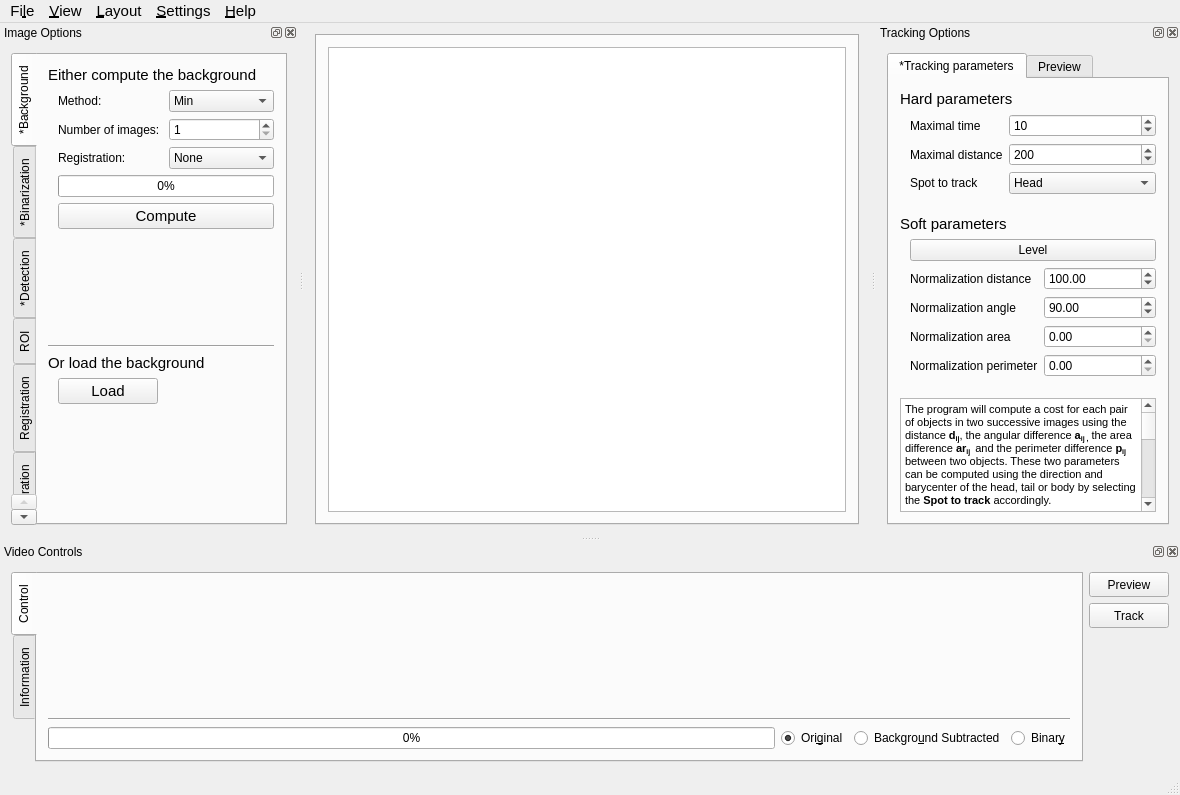
Before: the Qt Designer form src/interactive.ui in FastTrackOrg/FastTrack, drawn with Qt 5.
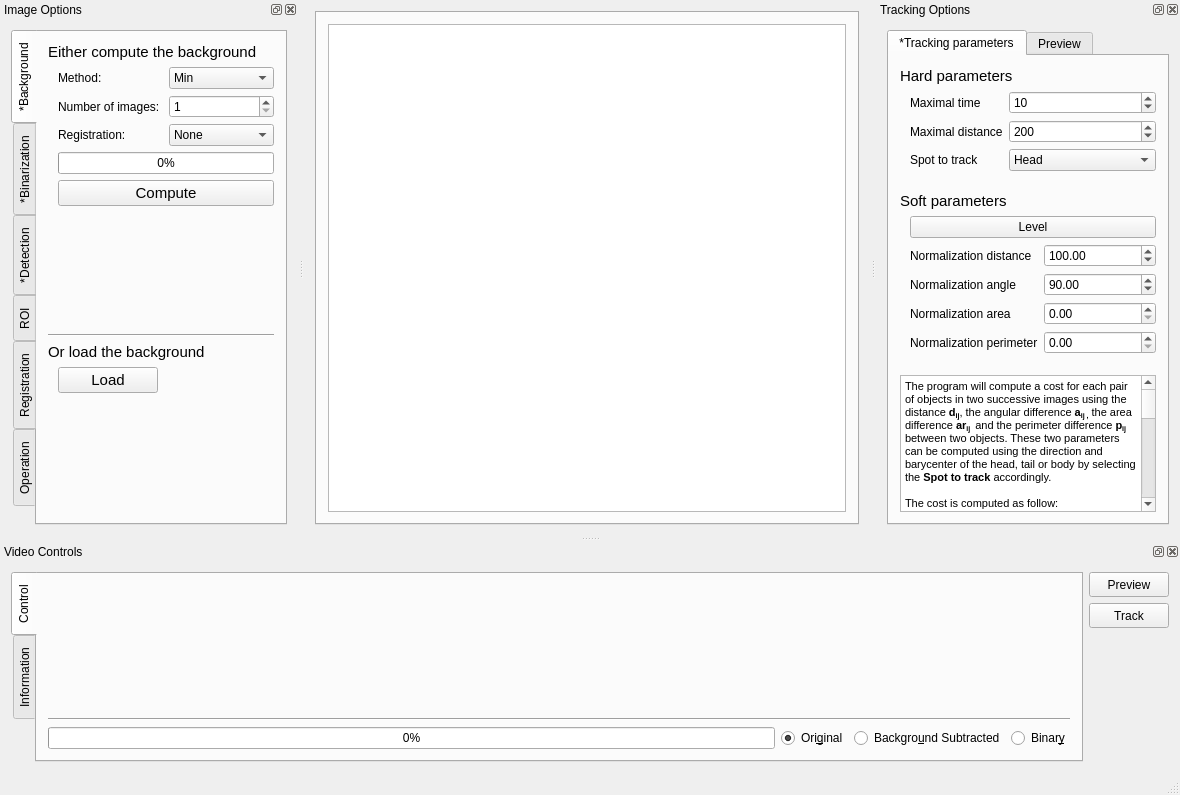
After: the same form once the commit is applied. Custom widgets are drawn as their Qt base class.

The edit to the form file:
```diff
--- a/src/interactive.ui
+++ b/src/interactive.ui
@@ -1148,68 +1148,6 @@
     </layout>
    </widget>
   </widget>
-  <widget class="QMenuBar" name="menuBar">
-   <property name="geometry">
-    <rect>
-     <x>0</x>
-     <y>0</y>
-     <width>1180</width>
-     <height>35</height>
-    </rect>
-   </property>
-   <property name="font">
-    <font>
-     <pointsize>11</pointsize>
-    </font>
-   </property>
-   <widget class="QMenu" name="menuOpen">
-    <property name="title">
-     <string>Fi&amp;le</string>
-    </property>
-    <addaction name="actionOpen"/>
-    <addaction name="actionQuit"/>
-   </widget>
-   <widget class="QMenu" name="menuView">
-    <property name="title">
-     <string>&amp;View</string>
-    </property>
-   </widget>
-   <widget class="QMenu" name="menuLayout">
-    <property name="title">
-     <string>&amp;Layout</string>
-    </property>
-    <addaction name="actionLayout1"/>
-    <addaction name="actionLayout2"/>
-    <addaction name="actionLayout3"/>
-    <addaction name="actionLayout4"/>
-   </widget>
-   <widget class="QMenu" name="menuHelp">
-    <property name="title">
-     <string>&amp;Help</string>
-    </property>
-    <addaction name="actionDoc"/>
-    <addaction name="actionTuto"/>
-    <addaction name="separator"/>
-    <addaction name="actionAsk"/>
-    <addaction name="actionGenerateLog"/>
-    <addaction name="actionIssue"/>
-    <addaction name="actionContact"/>
-    <addaction name="separator"/>
-    <addaction name="actionSupport"/>
-    <addaction name="actionAbout"/>
-    <addaction name="actionAboutQt"/>
-   </widget>
-   <widget class="QMenu" name="menuSettings">
-    <property name="title">
-     <string>&amp;Settings</string>
-    </property>
-   </widget>
-   <addaction name="menuOpen"/>
-   <addaction name="menuView"/>
-   <addaction name="menuLayout"/>
-   <addaction name="menuSettings"/>
-   <addaction name="menuHelp"/>
-  </widget>
   <widget class="QDockWidget" name="controlOptions">
    <property name="allowedAreas">
     <set>Qt::AllDockWidgetAreas</set>
```
Left out of the diff: 157 changed lines with no effect on the pictures.
